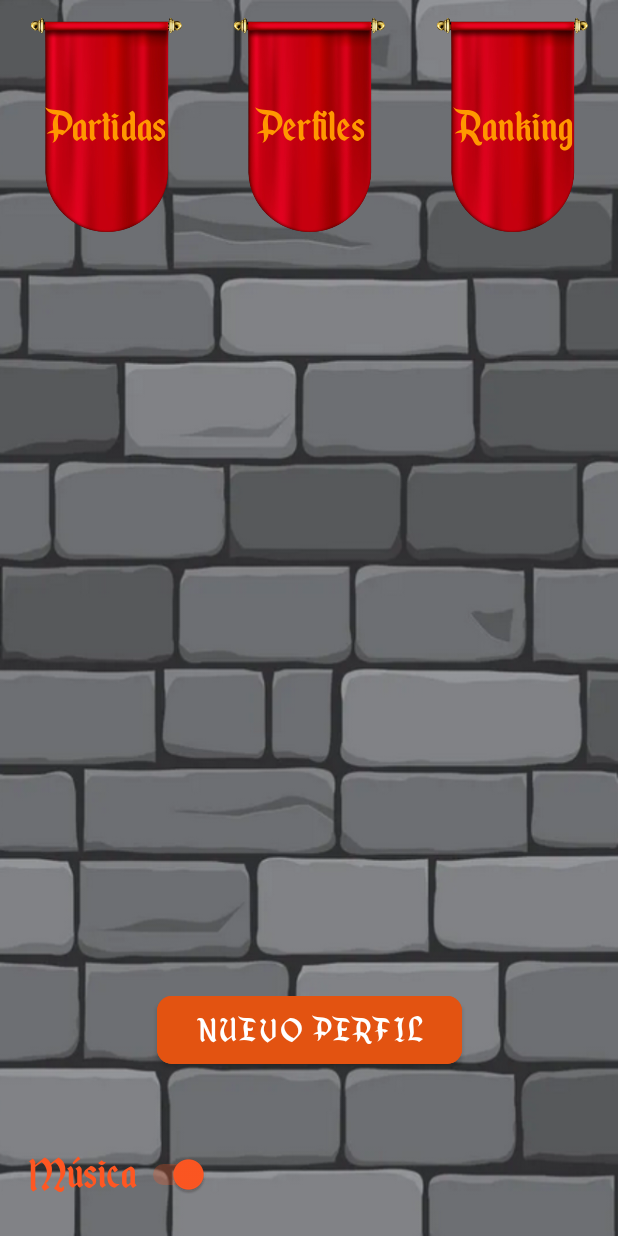
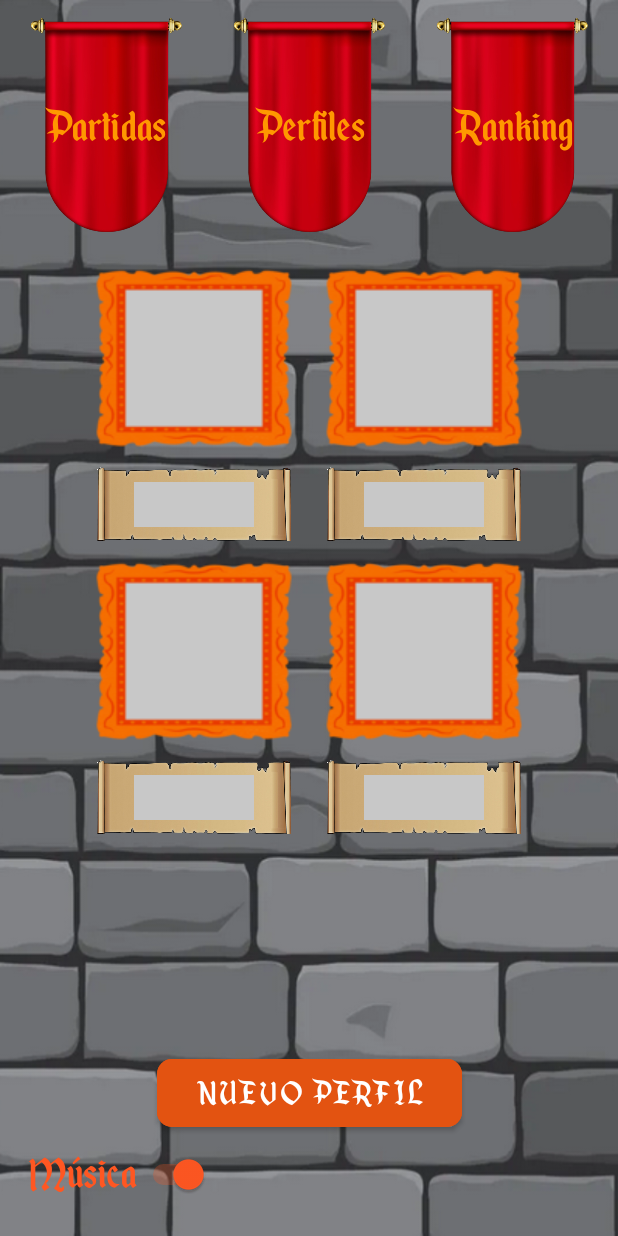
Before and after one commit to hidratarse/PROYECTO-BKD, an Android app: the ActivityPerfiles screen opened directly, with no data from a screen before it, on a phone screen of 412 x 824 dp. Run offline under Robolectric (Android 15) with nearby library versions, the phone set to English and light mode, and no system bars; our stand-ins replace Firebase (no records; nobody signed in at launch, a user with empty details on screens opened directly), Shimmer; pictures from the network do not load.

Commit message:
Shimmer carga actividades

```diff
--- a/app/build.gradle
+++ b/app/build.gradle
@@ -39,6 +39,7 @@ dependencies {
     implementation 'com.google.firebase:firebase-auth-ktx'
     implementation 'com.google.firebase:firebase-storage-ktx'
     implementation 'com.github.bumptech.glide:glide:4.15.1'
+    implementation 'com.facebook.shimmer:shimmer:0.5.0'
     testImplementation 'junit:junit:4.13.2'
     androidTestImplementation 'androidx.test.ext:junit:1.1.4'
     androidTestImplementation 'androidx.test.espresso:espresso-core:3.5.0'
--- a/app/src/main/java/com/example/proyecto_bkd/perfiles/actividades/ActivityPerfiles.java
+++ b/app/src/main/java/com/example/proyecto_bkd/perfiles/actividades/ActivityPerfiles.java
@@ -2,10 +2,13 @@ package com.example.proyecto_bkd.perfiles.actividades;
 
 import android.content.Intent;
 import android.os.Bundle;
+import android.os.Handler;
+import android.view.View;
 import android.view.animation.Animation;
 import android.view.animation.AnimationUtils;
 import android.widget.Button;
 import android.widget.ImageButton;
+import android.widget.LinearLayout;
 import android.widget.Switch;
 import android.widget.TextView;
 import android.widget.Toast;
@@ -36,6 +39,7 @@ public class ActivityPerfiles extends AppCompatActivity {
     ImageButton bImgPartidas, bImgPerfiles, bImgRanking;
     Button nuevoPerfil;
     Switch sMPerfiles;
+    LinearLayout lCargaPerfiles;
 
     @Override
     protected void onCreate(Bundle savedInstanceState) {
@@ -50,6 +54,7 @@ public class ActivityPerfiles extends AppCompatActivity {
         recyclerView = findViewById(R.id.recycled_perfiles);
         sMPerfiles = findViewById(R.id.sMPerfiles);
         nuevoPerfil = findViewById(R.id.bNuevoPerfil);
+        lCargaPerfiles = findViewById(R.id.lCargaPerfiles);
 
         Animation animEstandarte = AnimationUtils.loadAnimation(this, R.anim.desplazamiento_estandarte);
         tPartida.setAnimation(animEstandarte);
@@ -70,6 +75,14 @@ public class ActivityPerfiles extends AppCompatActivity {
         } else {
             // El usuario no está autenticado, debes enviarlo a la actividad de inicio de sesión
         }
+
+        new Handler().postDelayed(new Runnable() {
+            @Override
+            public void run() {
+                lCargaPerfiles.setVisibility(View.GONE);
+                recyclerView.setVisibility(View.VISIBLE);
+            }
+        },3000);
 
         adaptador = new PerfilesAdapter();
 
--- a/app/src/main/res/layout/activity_perfiles.xml
+++ b/app/src/main/res/layout/activity_perfiles.xml
@@ -11,9 +11,64 @@
         android:id="@+id/recycled_perfiles"
         android:layout_width="401dp"
         android:layout_height="445dp"
+        android:visibility="gone"
+
         app:layout_constraintEnd_toEndOf="parent"
         app:layout_constraintStart_toStartOf="parent"
-        app:layout_constraintTop_toBottomOf="@+id/LinEstandartes" />
+        app:layout_constraintTop_toBottomOf="@+id/LinEstandartes" >
+
+    </androidx.recyclerview.widget.RecyclerView>
+
+    <com.facebook.shimmer.ShimmerFrameLayout
+        android:layout_width="match_parent"
+        android:layout_height="445dp"
+        app:layout_constraintEnd_toEndOf="parent"
+        app:layout_constraintStart_toStartOf="parent"
+        app:layout_constraintTop_toTopOf="@+id/recycled_perfiles"
+        app:shimmer_auto_start="true">
+
+        <LinearLayout
+            android:id="@+id/lCargaPerfiles"
+            android:layout_width="match_parent"
+            android:layout_height="445dp"
+            android:gravity="center_horizontal"
+            android:orientation="horizontal"
+            app:layout_constraintEnd_toEndOf="@+id/recycled_perfiles"
+            app:layout_constraintStart_toStartOf="parent"
+            app:layout_constraintTop_toTopOf="@+id/recycled_perfiles">
+
+            <LinearLayout
+                android:layout_width="wrap_content"
+                android:layout_height="wrap_content"
+                android:orientation="vertical">
+
+                <include layout="@layout/cargando_perfiles" />
+
+                <include
+                    layout="@layout/cargando_perfiles"
+                    android:layout_width="wrap_content"
+                    android:layout_height="wrap_content"
+                    android:layout_weight="1" />
+
+            </LinearLayout>
+
+            <LinearLayout
+                android:layout_width="wrap_content"
+                android:layout_height="wrap_content"
+                android:orientation="vertical">
+
+                <include layout="@layout/cargando_perfiles" />
+
+                <include
+                    layout="@layout/cargando_perfiles"
+                    android:layout_width="wrap_content"
+                    android:layout_height="wrap_content"
+                    android:layout_weight="1" />
+
+            </LinearLayout>
+
+        </LinearLayout>
+    </com.facebook.shimmer.ShimmerFrameLayout>
 
     <LinearLayout
         android:id="@+id/LinEstandartes"
@@ -177,7 +232,6 @@
         app:layout_constraintBottom_toTopOf="@+id/guideline24"
         app:layout_constraintEnd_toEndOf="parent"
         app:layout_constraintStart_toStartOf="parent"
-        app:layout_constraintTop_toBottomOf="@+id/recycled_perfiles"
         app:rippleColor="#FFFFFF"
         tools:ignore="TextContrastCheck" />
 </androidx.constraintlayout.widget.ConstraintLayout>
--- /dev/null
+++ b/app/src/main/res/layout/cargando_perfiles.xml
@@ -0,0 +1,70 @@
+<?xml version="1.0" encoding="utf-8"?>
+<LinearLayout xmlns:android="http://schemas.android.com/apk/res/android"
+    xmlns:app="http://schemas.android.com/apk/res-auto"
+    xmlns:tools="http://schemas.android.com/tools"
+    android:id="@+id/cargando_perfiles"
+    android:layout_width="wrap_content"
+    android:layout_height="wrap_content"
+    android:gravity="center"
+    android:orientation="vertical">
+
+    <androidx.constraintlayout.widget.ConstraintLayout
+        android:layout_width="match_parent"
+        android:layout_height="match_parent">
+
+        <FrameLayout
+            android:layout_width="110dp"
+            android:layout_height="100dp"
+            android:background="#c8c8c8"
+            app:layout_constraintBottom_toBottomOf="parent"
+            app:layout_constraintEnd_toEndOf="@+id/id_marco"
+            app:layout_constraintStart_toStartOf="parent"
+            app:layout_constraintTop_toTopOf="parent">
+
+        </FrameLayout>
+
+        <ImageView
+            android:id="@+id/id_marco"
+            android:layout_width="145dp"
+            android:layout_height="137dp"
+            android:scaleType="center"
+            app:layout_constraintBottom_toBottomOf="parent"
+            app:layout_constraintEnd_toEndOf="parent"
+            app:layout_constraintStart_toStartOf="parent"
+            app:layout_constraintTop_toTopOf="parent"
+            app:srcCompat="@drawable/marco_naranja" />
+
+    </androidx.constraintlayout.widget.ConstraintLayout>
+
+    <androidx.constraintlayout.widget.ConstraintLayout
+        android:layout_width="wrap_content"
+        android:layout_height="wrap_content">
+
+        <ImageButton
+            android:id="@+id/id_imagen_madera"
+            android:layout_width="153dp"
+            android:layout_height="58dp"
+            android:backgroundTint="#00FFFFFF"
+            android:contentDescription="@string/nombre"
+            android:scaleType="centerCrop"
+            app:layout_constraintBottom_toBottomOf="parent"
+            app:layout_constraintEnd_toEndOf="parent"
+            app:layout_constraintStart_toStartOf="parent"
+            app:layout_constraintTop_toTopOf="parent"
+            app:srcCompat="@drawable/textscroll" />
+
+        <TextView
+            android:id="@+id/id_perfiles_nombre"
+            android:layout_width="80dp"
+            android:layout_height="30dp"
+            android:background="#c8c8c8"
+            android:fontFamily="@font/enchanted_land"
+            android:gravity="center"
+            android:textSize="30sp"
+            app:layout_constraintBottom_toBottomOf="@+id/id_imagen_madera"
+            app:layout_constraintEnd_toEndOf="@+id/id_imagen_madera"
+            app:layout_constraintStart_toStartOf="@+id/id_imagen_madera"
+            app:layout_constraintTop_toTopOf="parent" />
+    </androidx.constraintlayout.widget.ConstraintLayout>
+
+</LinearLayout>
```
Also changed, not shown: app/src/main/java/com/example/proyecto_bkd/partida/verPartida/actividades/VerPartidas.java (+12 -0 lines), app/src/main/java/com/example/proyecto_bkd/ranking/Ranking.java (+15 -6 lines), app/src/main/res/layout/activity_ranking.xml (renamed from app/src/main/res/layout/activity_ranking2.xml, +45 -2 lines), app/src/main/res/layout/activity_ver_partidas.xml (+22 -0 lines), app/src/main/res/layout/cargando_partidas.xml (added, +47 -0 lines), app/src/main/res/layout/cargando_ranking.xml (added, +24 -0 lines).
